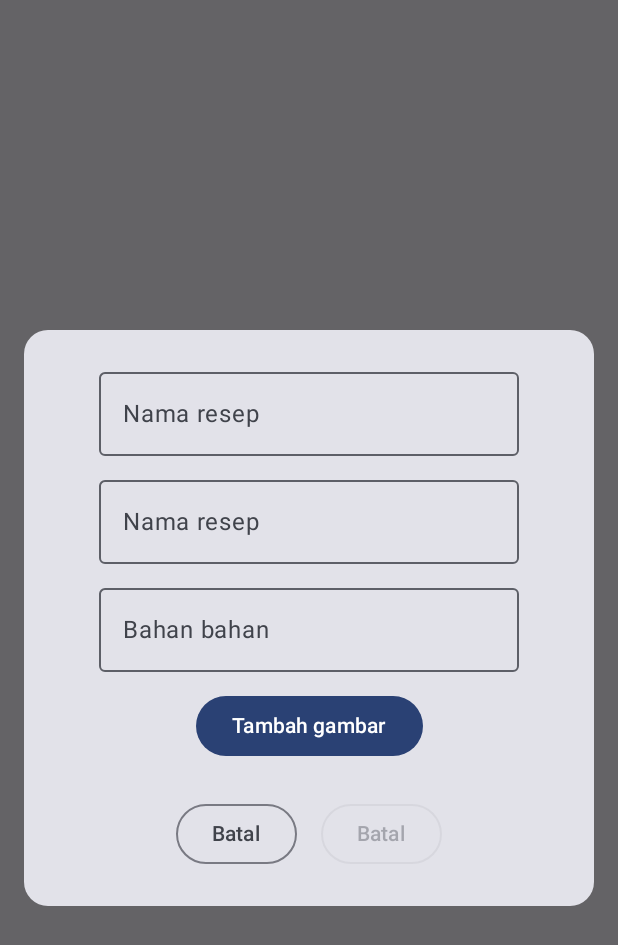
After one commit to Ilhamalgojoli/Assesment_3, an Android app built with Jetpack Compose: the composable ResepDialog shown on its own in the app's theme, on a phone screen of 412 x 824 dp. The commit adds this screen. Shown: the top 945 px of the screen. Run offline under Robolectric (Android 15) with nearby library versions, the phone set to English and light mode, and no system bars; 1 statement that could not run was skipped.

Commit message:
Menambah kan dialog untuk tambah resep

```diff
--- a/app/src/main/java/com/ilhamalgojali0081/assesment_3/ui/theme/screen/component/DetailResep.kt
+++ /dev/null
@@ -1 +0,0 @@
-package com.ilhamalgojali0081.assesment_3.ui.theme.screen.component
--- /dev/null
+++ b/app/src/main/java/com/ilhamalgojali0081/assesment_3/ui/theme/screen/component/ResepDialog.kt
@@ -0,0 +1,124 @@
+package com.ilhamalgojali0081.assesment_3.ui.theme.screen.component
+
+import android.graphics.Bitmap
+import androidx.compose.foundation.Image
+import androidx.compose.foundation.layout.Arrangement
+import androidx.compose.foundation.layout.Column
+import androidx.compose.foundation.layout.Row
+import androidx.compose.foundation.layout.fillMaxWidth
+import androidx.compose.foundation.layout.padding
+import androidx.compose.foundation.shape.RoundedCornerShape
+import androidx.compose.foundation.text.KeyboardOptions
+import androidx.compose.material3.Button
+import androidx.compose.material3.Card
+import androidx.compose.material3.OutlinedButton
+import androidx.compose.material3.OutlinedTextField
+import androidx.compose.material3.Text
+import androidx.compose.runtime.Composable
+import androidx.compose.runtime.getValue
+import androidx.compose.runtime.mutableStateOf
+import androidx.compose.runtime.remember
+import androidx.compose.runtime.setValue
+import androidx.compose.ui.Alignment
+import androidx.compose.ui.Modifier
+import androidx.compose.ui.res.stringResource
+import androidx.compose.ui.text.input.ImeAction
+import androidx.compose.ui.text.input.KeyboardCapitalization
+import androidx.compose.ui.unit.dp
+import androidx.compose.ui.window.Dialog
+import com.ilhamalgojali0081.assesment_3.R
+
+@Composable
+fun ResepDialog(
+    onDismissRequest:() -> Unit,
+    onConfirmation:(String, String, String) -> Unit
+) {
+    var namaResep by remember { mutableStateOf("") }
+    var deskripsi by remember { mutableStateOf("") }
+    var ingridient by remember { mutableStateOf("") }
+
+    val bitmap: Bitmap?
+
+    Dialog(
+        onDismissRequest = { onDismissRequest() }
+    ) {
+        Card(
+            modifier = Modifier.padding(16.dp),
+            shape = RoundedCornerShape(16.dp)
+        ) {
+            Column(
+                modifier = Modifier.padding(16.dp),
+                horizontalAlignment = Alignment.CenterHorizontally
+            ) {
+
+                OutlinedTextField(
+                    value = namaResep,
+                    onValueChange = { namaResep = it },
+                    label = {
+                        Text(text = stringResource(R.string.nama))
+                    },
+                    maxLines = 1,
+                    keyboardOptions = KeyboardOptions(
+                        capitalization = KeyboardCapitalization.Words,
+                        imeAction = ImeAction.Next
+                    ),
+                    modifier = Modifier.padding(4.dp)
+                )
+                OutlinedTextField(
+                    value = deskripsi,
+                    onValueChange = { deskripsi = it },
+                    label = {
+                        Text(text = stringResource(R.string.nama))
+                    },
+                    maxLines = 1,
+                    keyboardOptions = KeyboardOptions(
+                        capitalization = KeyboardCapitalization.Words,
+                        imeAction = ImeAction.Next
+                    ),
+                    modifier = Modifier.padding(4.dp)
+                )
+                OutlinedTextField(
+                    value = ingridient,
+                    onValueChange = { ingridient = it },
+                    label = {
+                        Text(text = stringResource(R.string.bahan_bahan))
+                    },
+                    maxLines = 1,
+                    keyboardOptions = KeyboardOptions(
+                        capitalization = KeyboardCapitalization.Words,
+                        imeAction = ImeAction.Next
+                    ),
+                    modifier = Modifier.padding(4.dp)
+                )
+
+                Button(
+                    onClick = {  },
+                    modifier = Modifier.padding(top = 8.dp)
+                ) {
+                    Text(text = stringResource(R.string.upload))
+                }
+
+                Row(
+                    modifier = Modifier.fillMaxWidth().padding(top = 16.dp),
+                    horizontalArrangement = Arrangement.Center
+                ) {
+                    OutlinedButton(
+                        onClick = { onDismissRequest() },
+                        modifier = Modifier.padding(8.dp)
+                    ) {
+                        Text( text = stringResource(R.string.batal) )
+                    }
+                    OutlinedButton(
+                        onClick = { onConfirmation(namaResep, deskripsi, ingridient) },
+                        enabled = namaResep.isNotEmpty()
+                                && deskripsi.isNotEmpty()
+                                && ingridient.isNotEmpty(),
+                        modifier = Modifier.padding(8.dp)
+                    ) {
+                        Text( text = stringResource(R.string.batal) )
+                    }
+                }
+            }
+        }
+    }
+}
--- a/app/src/main/res/values/strings.xml
+++ b/app/src/main/res/values/strings.xml
@@ -4,4 +4,13 @@
     <string name="gambar">Gambar list</string>
     <string name="error">Error</string>
     <string name="try_again">Try again</string>
+
+    <string name="nama">Nama resep</string>
+    <string name="deskripsi">Deskripsi resep</string>
+    <string name="bahan_bahan">Bahan bahan</string>
+
+    <string name="upload">Tambah gambar</string>
+
+    <string name="batal">Batal</string>
+    <string name="simpan">Simpan</string>
 </resources>
```
